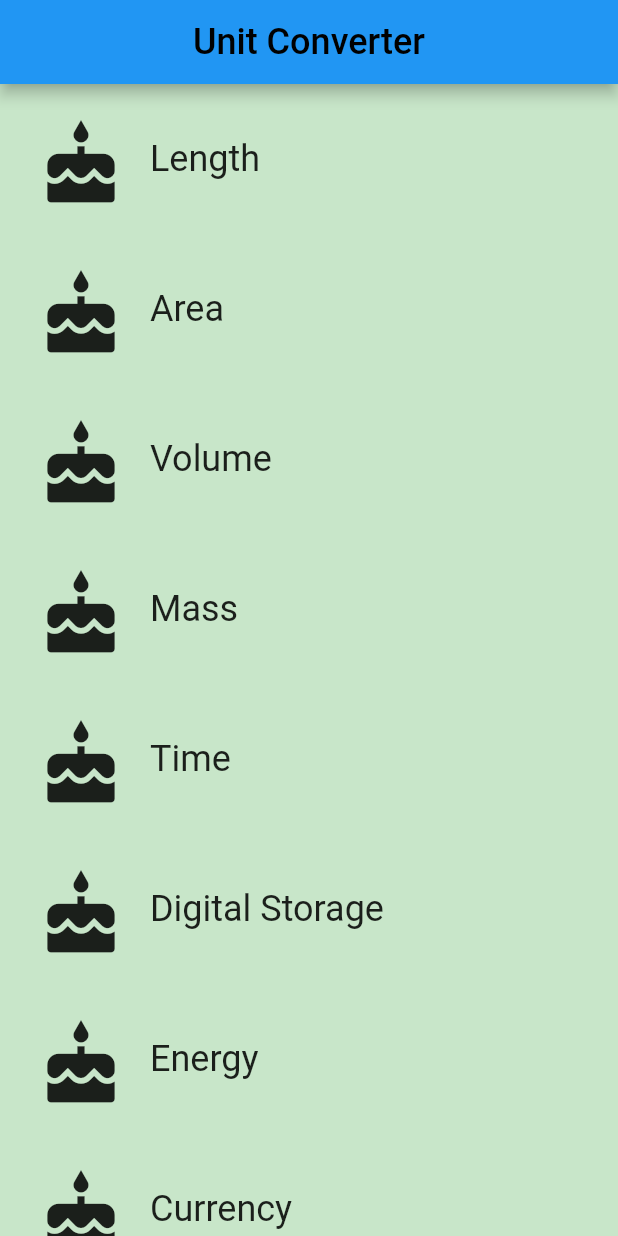
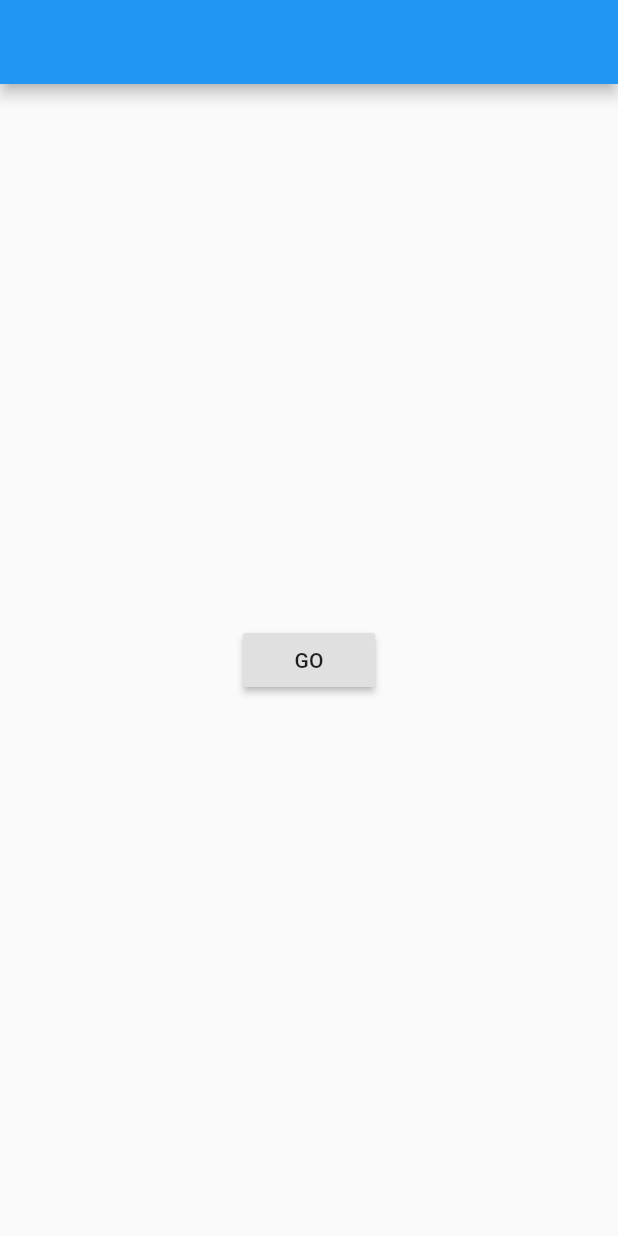
Before and after one commit to akiyosh1991/udacity_flutter, a Flutter app: the screen it shows after launch, on a phone screen of 412 x 824 dp. Run offline on Flutter 3.47's test engine with Material 2 defaults, Android fonts, the phone set to English and light mode, and no system bars.

```diff
--- a/lib/category.dart
+++ /dev/null
@@ -1,50 +0,0 @@
-import 'package:flutter/material.dart';
-
-class Category extends StatelessWidget {
-  const Category({
-    key,
-    @required this.name,
-    @required this.iconData,
-    @required this.color,
-  })  : assert(name != null),
-        assert(iconData != null),
-        assert(iconData != null),
-        super(key: key);
-
-  final String name;
-  final IconData iconData;
-  final Color color;
-
-  @override
-  Widget build(BuildContext context) {
-    return Material(
-      color: Colors.transparent,
-      child:InkWell(
-        onTap: (){print('I was Tapped!');},
-        splashColor: color,
-        highlightColor: color,
-        borderRadius: BorderRadius.circular(50.0),
-        child: Container(
-          height: 100.0,
-          padding: EdgeInsets.all(8.0),
-          child: Row(
-            children: <Widget>[
-              Padding(
-                padding: const EdgeInsets.all(16.0),
-                child: Icon(
-                  iconData,
-                  size: 60.0,
-                ),
-              ),
-              Center(
-                  child: Text(
-                name,
-                style: TextStyle(fontSize: 24.0),
-              )),
-            ],
-          ),
-        ),
-      ),
-    );
-  }
-}
--- a/lib/category_route.dart
+++ /dev/null
@@ -1,80 +0,0 @@
-// Copyright 2018 The Chromium Authors. All rights reserved.
-// Use of this source code is governed by a BSD-style license that can be
-// found in the LICENSE file.
-
-import 'package:flutter/material.dart';
-
-// TODO: Check if we need to import anything
-import 'package:hello_rectangle/category.dart';
-// TODO: Define any constants
-
-/// Category Route (screen).
-///
-/// This is the 'home' screen of the Unit Converter. It shows a header and
-/// a list of [Categories].
-///
-/// While it is named CategoryRoute, a more apt name would be CategoryScreen,
-/// because it is responsible for the UI at the route's destination.
-class CategoryRoute extends StatelessWidget {
-  const CategoryRoute();
-
-  static const _categoryNames = <String>[
-    'Length',
-    'Area',
-    'Volume',
-    'Mass',
-    'Time',
-    'Digital Storage',
-    'Energy',
-    'Currency',
-  ];
-
-  static const _baseColors = <Color>[
-    Colors.teal,
-    Colors.orange,
-    Colors.pinkAccent,
-    Colors.blueAccent,
-    Colors.yellow,
-    Colors.greenAccent,
-    Colors.purpleAccent,
-    Colors.red,
-  ];
-
-  @override
-  Widget build(BuildContext context) {
-    // TODO: Create a list of the eight Categories, using the names and colors
-    // from above. Use a placeholder icon, such as `Icons.cake` for each
-    // Category. We'll add custom icons later.
-    var categories = List<Category>.generate(
-      _categoryNames.length,
-          (i) =>
-          Category(
-            name: _categoryNames[i],
-            color: _baseColors[i],
-            iconData: Icons.cake,
-          ),
-    );
-    // TODO: Create a list view of the Categories
-    final listView = ListView.builder(
-      itemBuilder: (BuildContext context, int index) {
-        return categories[index];
-      },
-      itemCount: categories.length,
-    );
-    // TODO: Create an App Bar
-    final appBar = AppBar(
-      title: Center(
-          child: Text(
-            'Unit Converter',
-            style: TextStyle(color: Colors.black, fontSize: 24.0),
-          )
-      ),
-    );
-
-    return Scaffold(
-      backgroundColor: Colors.green[100],
-      appBar: appBar,
-      body: listView,
-    );
-  }
-}
--- a/lib/main.dart
+++ b/lib/main.dart
@@ -1,29 +1,56 @@
-// Copyright 2018 The Chromium Authors. All rights reserved.
-// Use of this source code is governed by a BSD-style license that can be
-// found in the LICENSE file.
 
-// You can read about packages here: https://flutter.io/using-packages/
 import 'package:flutter/material.dart';
 
-// TODO: Import the CategoryRoute widget
-import 'category_route.dart';
-/// The function that is called when main.dart is run.
-void main() {
-  runApp(UnitConverterApp());
+main() {
+  runApp(MaterialApp(
+    home: Page1(),
+  ));
 }
 
-/// This widget is the root of our application.
-///
-/// The first screen we see is a list [Categories].
-class UnitConverterApp extends StatelessWidget {
+class Page1 extends StatelessWidget {
   @override
   Widget build(BuildContext context) {
-    return MaterialApp(
-      debugShowCheckedModeBanner: false,
-      title: 'Unit Converter',
-      // TODO: Instead of pointing to exactly 1 Category widget,
-      // our home should now point to an instance of the CategoryRoute widget.
-      home: CategoryRoute(),
+    return Scaffold(
+      appBar: AppBar(),
+      body: Center(
+        child: RaisedButton(
+          child: Text("GO"),
+          onPressed: () {
+            Navigator.of(context).push(_createRoute());
+          },
+
+        ),
+      ),
+    );
+  }
+
+  Route _createRoute() {
+    return PageRouteBuilder(
+      pageBuilder:(context, animation, secondaryAnimation) => Page2(),
+      transitionsBuilder:(context, animation, secondaryAnimation, child) {
+        var begin = Offset(0.0, 1.0);
+        var end = Offset.zero;
+        var curve = Curves.ease;
+        var tween = Tween(begin: begin, end: end).chain(CurveTween(curve: curve));
+        var offsetAnimation = animation.drive(tween);
+
+        return SlideTransition(
+          position: offsetAnimation,
+          child: child,
+        );
+      }
     );
   }
 }
+
+class Page2 extends StatelessWidget {
+  @override
+  Widget build(BuildContext context) {
+    return Scaffold(
+      appBar: AppBar(),
+      body: Center(
+        child: Text("Page 2"),
+      ),
+    );
+  }
+}
```
